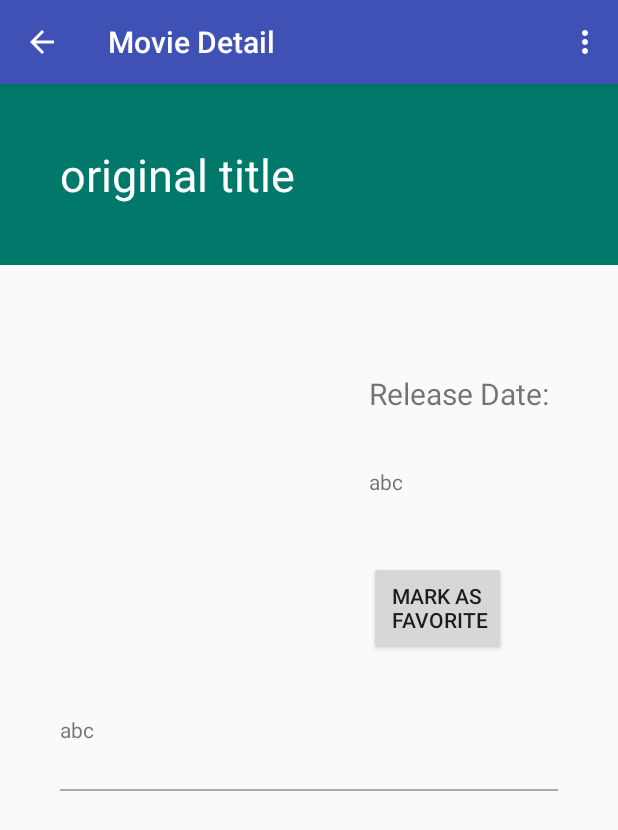
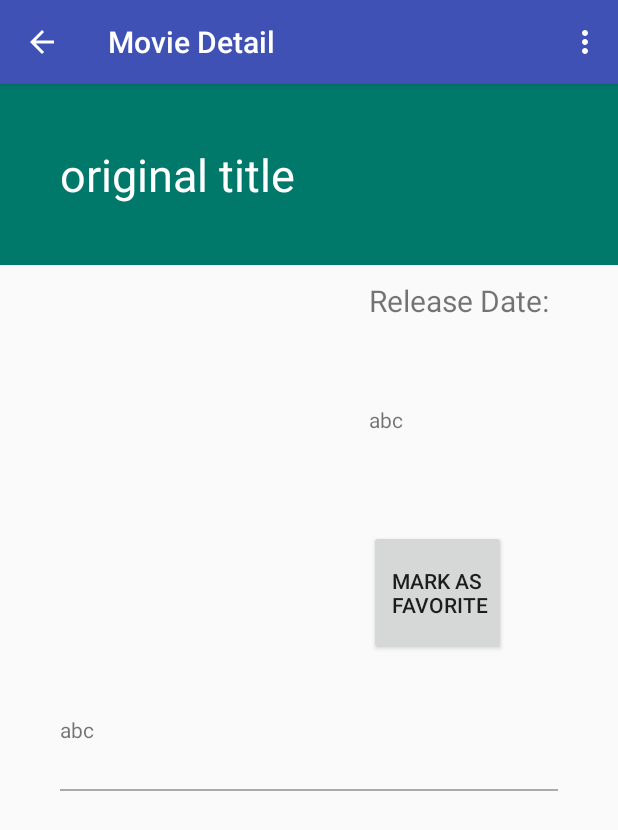
Before and after one commit to pkb149/Pop-Movies, an Android app: the DetailedView screen opened directly, with no data from a screen before it, on a phone screen of 412 x 824 dp. Shown: the top 830 px of the screen. Run offline under Robolectric (Android 15) with nearby library versions, the phone set to English and light mode, and no system bars; our stand-ins replace Picasso; pictures from the network do not load.

Commit message:
0.2 Submission

```diff
--- a/app/src/main/AndroidManifest.xml
+++ b/app/src/main/AndroidManifest.xml
@@ -3,7 +3,7 @@
     package="com.example.coderguru.popmovies">
 
     <uses-permission android:name="android.permission.INTERNET" />
-
+    <uses-permission android:name="android.permission.ACCESS_NETWORK_STATE" />
     <application
         android:allowBackup="true"
         android:icon="@mipmap/ic_launcher"
--- a/app/src/main/java/com/example/coderguru/popmovies/MovieData.java
+++ b/app/src/main/java/com/example/coderguru/popmovies/MovieData.java
@@ -73,8 +73,8 @@ class MovieData implements Parcelable {
         this.id = id;
     }
 
-    public void setvoteAverage(String voteAverage) {
-        this.id = id;
+    public void setVoteAverage(String voteAverage) {
+        this.voteAverage = voteAverage;
     }
 
     @Override
--- a/app/src/main/java/com/example/coderguru/popmovies/ParseJSON.java
+++ b/app/src/main/java/com/example/coderguru/popmovies/ParseJSON.java
@@ -40,7 +40,7 @@ public final class ParseJSON {
                 parsedMovieData[i].setOverview(movie.getString("overview"));
                 parsedMovieData[i].setRelease_date(movie.getString("release_date"));
                 parsedMovieData[i].setId(movie.getString("id"));
-                parsedMovieData[i].setvoteAverage(movie.getString("vote_average"));
+                parsedMovieData[i].setVoteAverage(movie.getString("vote_average"));
                 //completed set other fields that we require in the next page
                 //update movie data class as needed
             }
--- a/app/src/main/res/layout/activity_detailed_view.xml
+++ b/app/src/main/res/layout/activity_detailed_view.xml
@@ -15,64 +15,58 @@
         android:layout_width="match_parent"
         android:layout_height="wrap_content"
         android:text="original title"
-        android:paddingTop="40sp"
-        android:paddingBottom="40sp"
+        android:paddingTop="40dp"
+        android:paddingBottom="40dp"
         android:textSize="30sp"
         android:textColor="#ffffff"
-        android:paddingLeft="40sp"
+        android:paddingLeft="40dp"
         android:background="#00796b"/>
 
     <LinearLayout
         android:layout_width="match_parent"
         android:layout_height="wrap_content"
         android:orientation="horizontal"
-        android:layout_marginTop="10sp">
+        android:layout_marginTop="10dp">
 
         <ImageView
-            android:layout_width="0sp"
-            android:layout_height="250sp"
+            android:layout_width="0dp"
+            android:layout_height="250dp"
             android:id="@+id/iv_poster"
             android:layout_weight="1"
-            android:layout_marginLeft="20sp"
-            android:layout_marginRight="20sp"/>
+            android:layout_marginLeft="20dp"
+            android:layout_marginRight="20dp"/>
 
         <LinearLayout
-            android:layout_width="0sp"
-            android:layout_height="250sp"
+            android:layout_width="0dp"
+            android:layout_height="250dp"
             android:layout_weight="1"
             android:orientation="vertical">
 
-            <TextView
-                android:layout_width="match_parent"
-                android:layout_height="0sp"
-                android:layout_weight="1"
-                android:paddingLeft="20sp"
-                android:layout_gravity="center_vertical"
-                />
+
 
             <TextView
                 android:layout_width="match_parent"
-                android:layout_height="0sp"
+                android:layout_height="0dp"
                 android:layout_weight="1"
                 android:id="@+id/tv_releasedate"
-                android:paddingLeft="20sp"
+                android:paddingLeft="20dp"
                 android:layout_gravity="center_vertical"
                 android:text="Release Date:\n"
                 android:textSize="20sp"/>
             <TextView
                 android:layout_width="match_parent"
-                android:layout_height="0sp"
+                android:layout_height="0dp"
                 android:layout_weight="1"
                 android:id="@+id/tv_vote_average"
-                android:paddingLeft="20sp"
+                android:paddingLeft="20dp"
                 android:layout_gravity="center_vertical"
                 android:text="abc"/>
 
             <Button
                 android:layout_width="wrap_content"
-                android:layout_height="0sp"
+                android:layout_height="0dp"
                 android:layout_weight="1"
-                android:layout_marginLeft="20sp"
+                android:layout_marginLeft="20dp"
                 android:layout_gravity="center_vertical"
                 android:text="MARK AS\n FAVORITE" />
 
@@ -86,18 +80,18 @@
             android:layout_height="wrap_content"
             android:text="abc"
             android:id="@+id/tv_overview"
-            android:paddingTop="40sp"
-            android:paddingRight="20sp"
-            android:paddingBottom="20sp"
-            android:paddingLeft="40sp"/>
+            android:paddingTop="40dp"
+            android:paddingRight="20dp"
+            android:paddingBottom="20dp"
+            android:paddingLeft="40dp"/>
 
         <View
             android:layout_width="match_parent"
-            android:layout_height="1sp"
+            android:layout_height="1dp"
             android:background="@android:color/darker_gray"
-            android:layout_marginTop="10sp"
-            android:layout_marginLeft="40sp"
-            android:layout_marginRight="40sp"/>
+            android:layout_marginTop="10dp"
+            android:layout_marginLeft="40dp"
+            android:layout_marginRight="40dp"/>
 
     </LinearLayout>
 
--- a/app/src/main/res/values/strings.xml
+++ b/app/src/main/res/values/strings.xml
@@ -1,5 +1,5 @@
 <resources>
     <string name="app_name">Pop Movies</string>
-    <string name="api_key">0beb13856cb6a24fc8bd27b4dbfcbfe9</string>
+    <string name="api_key"></string>
     <string name="language">en-US</string>
 </resources>
```
Also changed, not shown: app/src/main/java/com/example/coderguru/popmovies/DetailedView.java (+7 -2 lines), app/src/main/java/com/example/coderguru/popmovies/MainActivity.java (+28 -13 lines).
